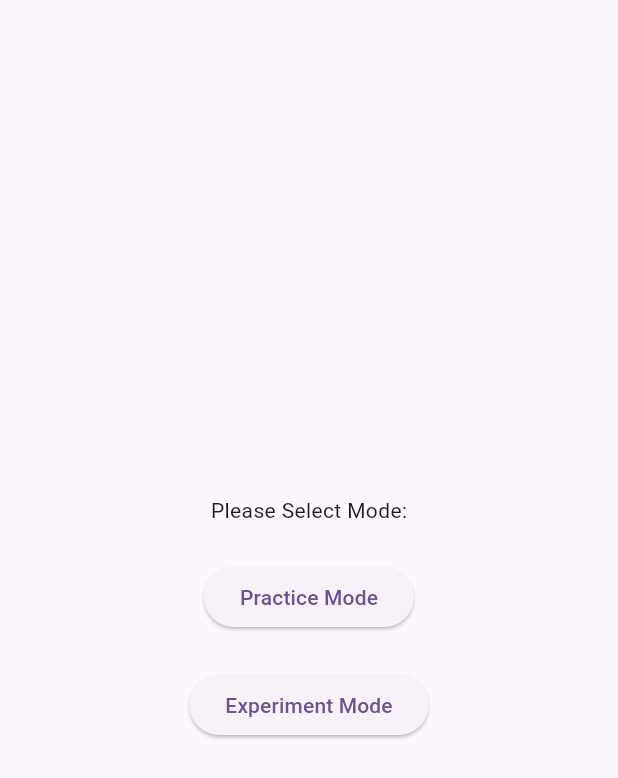
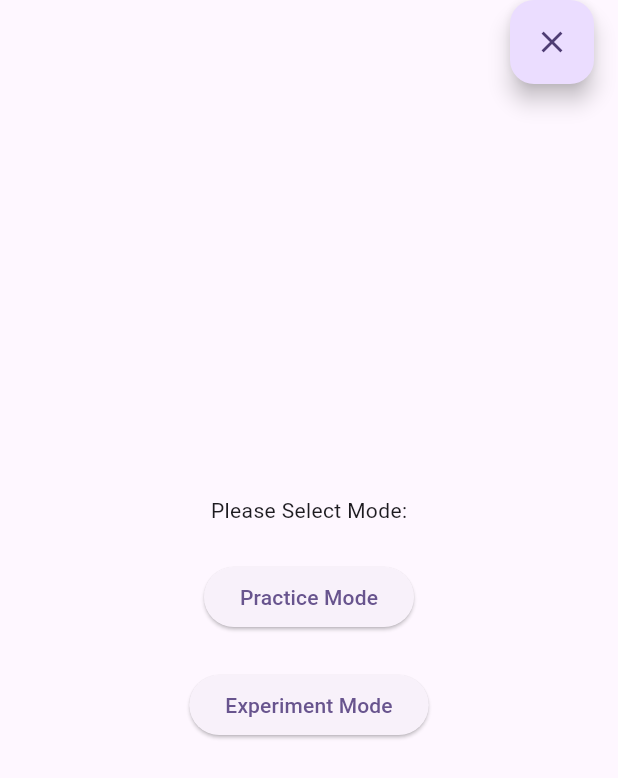
Before and after one commit to Luc1eSky/agriworx, a Flutter app: the GameScreen screen opened directly, after a tap on the "settings" icon, on a phone screen of 412 x 824 dp. Shown: the top 778 px of the screen. Run offline on Flutter 3.47's test engine with Material 3 defaults, Android fonts, the phone set to English and light mode, and no system bars; our stand-ins replace auto_size_text, carousel_slider, cloud_firestore, firebase_auth, firebase_core, flutter_riverpod and 4 more; accounts and stored records are empty; generated files the repository leaves out were written again.

Commit message:
add bool to allow to close game mode selection screen when opened via setting in game

```diff
--- a/lib/features/game_mode/presentation/game_mode_selection_screen.dart
+++ b/lib/features/game_mode/presentation/game_mode_selection_screen.dart
@@ -8,7 +8,9 @@ import 'package:flutter_riverpod/flutter_riverpod.dart';
 import '../domain/game_mode.dart';
 
 class GameModeSelectionScreen extends ConsumerWidget {
-  const GameModeSelectionScreen({super.key});
+  const GameModeSelectionScreen({super.key, required this.isClosable});
+
+  final bool isClosable;
 
   @override
   Widget build(BuildContext context, WidgetRef ref) {
@@ -70,6 +72,15 @@ class GameModeSelectionScreen extends ConsumerWidget {
           ),
         ),
       ),
+      floatingActionButtonLocation: FloatingActionButtonLocation.endTop,
+      floatingActionButton: isClosable
+          ? FloatingActionButton(
+              onPressed: () {
+                Navigator.of(context).pop();
+              },
+              child: const Icon(Icons.close),
+            )
+          : null,
     );
   }
 }
--- a/lib/features/game_mode/presentation/start_app_gate.dart
+++ b/lib/features/game_mode/presentation/start_app_gate.dart
@@ -14,9 +14,9 @@ class StartAppGate extends ConsumerWidget {
     // get current GameMode
     final gameMode = ref.watch(gameModeRepositoryProvider);
     return gameMode == null
-        ? const GameModeSelectionScreen()
+        ? const GameModeSelectionScreen(isClosable: false)
         : gameMode == GameMode.practice
             ? const GameScreen()
-            : const GameModeSelectionScreen();
+            : const GameModeSelectionScreen(isClosable: false);
   }
 }
--- a/lib/features/nutrient/presentation/animated_app_bar.dart
+++ b/lib/features/nutrient/presentation/animated_app_bar.dart
@@ -96,7 +96,7 @@ class _AnimatedAppBarState extends ConsumerState<AnimatedAppBar> {
                         onPressed: () {
                           Navigator.of(context).push(
                             MaterialPageRoute(
-                              builder: (context) => const GameModeSelectionScreen(),
+                              builder: (context) => const GameModeSelectionScreen(isClosable: true),
                             ),
                           );
                         },
```
